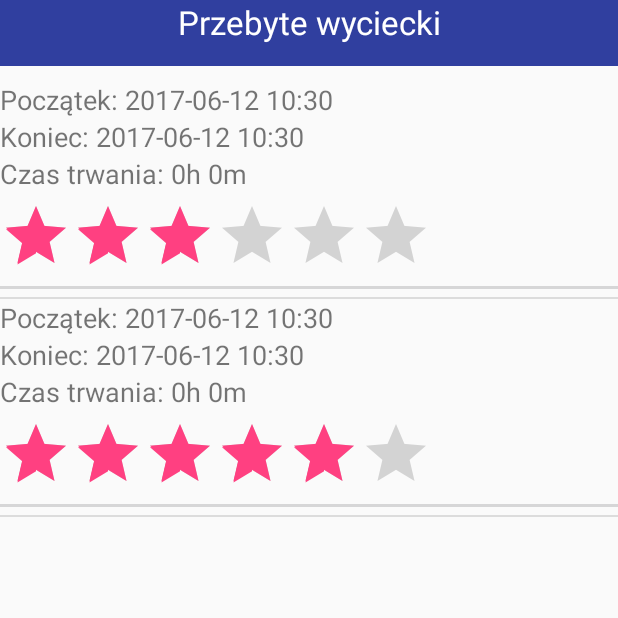
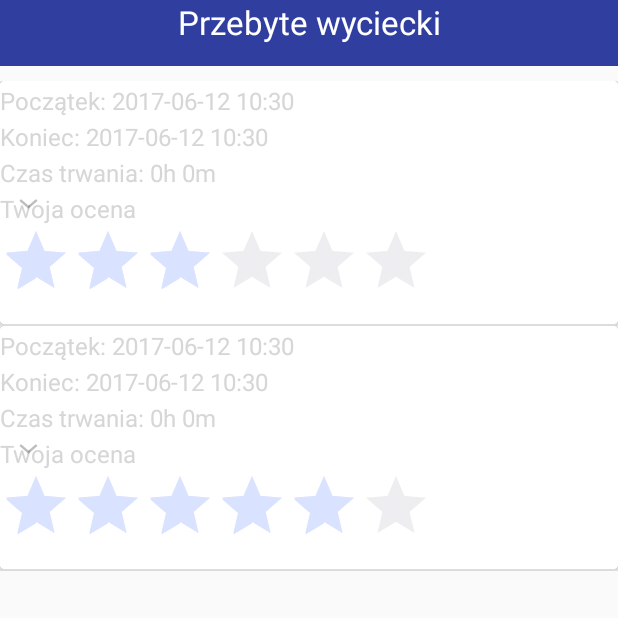
Before and after one commit to ZPI2017/FirstVersion2, an Android app: the TripHistoryActivity screen opened directly, with no data from a screen before it, on a phone screen of 412 x 824 dp, the top half of it. Run offline under Robolectric (Android 15) with nearby library versions, the phone set to English and light mode, and no system bars.

```diff
--- a/app/src/main/java/zpi/mazurek/tomasz/firstversion/TripHistoryActivity.java
+++ b/app/src/main/java/zpi/mazurek/tomasz/firstversion/TripHistoryActivity.java
@@ -3,6 +3,7 @@ package zpi.mazurek.tomasz.firstversion;
 
 import android.content.Context;
 import android.os.Bundle;
+import android.support.v7.app.ActionBar;
 import android.support.v7.app.AppCompatActivity;
 import android.view.LayoutInflater;
 import android.view.View;
@@ -10,16 +11,24 @@ import android.view.ViewGroup;
 import android.widget.AdapterView;
 import android.widget.AdapterView.OnItemClickListener;
 import android.widget.BaseAdapter;
+import android.widget.BaseExpandableListAdapter;
+import android.widget.ExpandableListAdapter;
+import android.widget.ExpandableListView;
 import android.widget.ListView;
 import android.widget.RatingBar;
 import android.widget.TextView;
 
+import java.util.ArrayList;
+
 import zpi.lyjak.anna.firstversion.R;
+import zpi.szymala.kasia.firstversion.Atrakcja;
 
 
-public class TripHistoryActivity extends AppCompatActivity implements OnItemClickListener {
+public class TripHistoryActivity extends AppCompatActivity {
 
     Trip[] trips;
+    private TripAdapter listAdapter;
+    private ExpandableListView lv;
 
     @Override
     protected void onCreate(Bundle savedInstanceState) {
@@ -36,9 +45,22 @@ public class TripHistoryActivity extends AppCompatActivity implements OnItemClic
         trips[1] = new Trip();
         trips[1].endTrip();
         trips[1].setRate(5);
+        trips[0].attractions.add(new Atrakcja("Hala Stulecia", "", ""));
+        trips[0].attractions.add(new Atrakcja("Zoo", "", ""));
+        trips[0].attractions.add(new Atrakcja("Stadion Olimpijski", "", ""));
 
-        ListView lv = (ListView) this.findViewById(R.id.tripHistoryList);
-        lv.setAdapter(new TripAdapter(this, trips));
+
+        lv = (ExpandableListView) this.findViewById(R.id.tripHistoryList);
+        listAdapter = new TripAdapter(getApplicationContext(), trips);
+
+        lv.setAdapter(listAdapter);
+
+        lv.setOnGroupClickListener(new ExpandableListView.OnGroupClickListener() {
+            @Override
+            public boolean onGroupClick(ExpandableListView expandableListView, View view, int i, long l) {
+                return false;
+            }
+        });
 
         TextView title = (TextView) this.findViewById(R.id.history_title);
         if(trips.length < 1)
@@ -48,14 +70,9 @@ public class TripHistoryActivity extends AppCompatActivity implements OnItemClic
 
     }
 
-
-    @Override
-    public void onItemClick(AdapterView<?> adapterView, View view, int i, long l) {
-
-    }
 }
 
-    class TripAdapter extends BaseAdapter {
+    class TripAdapter extends BaseExpandableListAdapter {
 
         private Context context;
         private Trip[] trips;
@@ -68,35 +85,83 @@ public class TripHistoryActivity extends AppCompatActivity implements OnItemClic
             inflater = LayoutInflater.from(context);
 
         }
+
+
         @Override
-        public int getCount() {
+        public int getGroupCount() {
             return trips.length;
         }
 
         @Override
-        public Trip getItem(int i) {
+        public int getChildrenCount(int i) {
+            return trips[i].getAttractions().size();
+        }
+
+        @Override
+        public Trip getGroup(int i) {
             return trips[i];
         }
 
         @Override
-        public long getItemId(int i) {
+        public Atrakcja getChild(int i, int i1) {
+            return trips[i].getAttractions().get(i1);
+        }
+
+        @Override
+        public long getGroupId(int i) {
             return i;
         }
 
         @Override
-        public View getView(int position, View convertView, ViewGroup parent) {
-            View tripRow = inflater.inflate(R.layout.trips_history_row, parent,false);
-            TextView duration = (TextView) tripRow.findViewById(R.id.trip_duration);
-            duration.setText("Czas trwania: " + getItem(position).getTripTimeAsString());
+        public long getChildId(int i, int i1) {
+            return i1;
+        }
 
-            TextView startDate = (TextView) tripRow.findViewById(R.id.start_date);
-            startDate.setText("Początek: " + getItem(position).getStartDate());
+        @Override
+        public boolean hasStableIds() {
+            return false    ;
+        }
 
-            TextView endDate = (TextView) tripRow.findViewById(R.id.end_date);
-            endDate.setText("Koniec: " + getItem(position).getEndDate());
+        @Override
+        public View getGroupView(final int position, final boolean isExpanded, View view, ViewGroup parent) {
 
-            RatingBar rating = (RatingBar) tripRow.findViewById(R.id.trip_rate);
-            rating.setRating(getItem(position).getRate());
-            return tripRow;
+
+            if (view == null) {
+                LayoutInflater inflater = (LayoutInflater)
+                        context.getSystemService(Context.LAYOUT_INFLATER_SERVICE);
+                view = inflater.inflate(R.layout.trips_history_row, parent,false);
+            }
+            TextView duration = (TextView) view.findViewById(R.id.trip_duration);
+            duration.setText("Czas trwania: " + getGroup(position).getTripTimeAsString());
+
+            TextView startDate = (TextView) view.findViewById(R.id.start_date);
+            startDate.setText("Początek: " + getGroup(position).getStartDate());
+
+            TextView endDate = (TextView) view.findViewById(R.id.end_date);
+            endDate.setText("Koniec: " + getGroup(position).getEndDate());
+
+            RatingBar rating = (RatingBar) view.findViewById(R.id.trip_rate);
+            rating.setRating(getGroup(position).getRate());
+            return view;
+        }
+
+        @Override
+        public View getChildView(int i, int i1, boolean b, View view, ViewGroup parent) {
+
+            if (view == null) {
+                LayoutInflater inflater = (LayoutInflater)
+                        context.getSystemService(Context.LAYOUT_INFLATER_SERVICE);
+                view = inflater.inflate(R.layout.attraction_row, parent,false);
+            }
+
+            TextView att = (TextView) view.findViewById(R.id.att_name);
+            att.setText(getChild(i, i1).getNazwa());
+
+            return view;
+        }
+
+        @Override
+        public boolean isChildSelectable(int i, int i1) {
+            return false;
         }
     }
--- /dev/null
+++ b/app/src/main/res/layout/attraction_row.xml
@@ -0,0 +1,17 @@
+<?xml version="1.0" encoding="utf-8"?>
+<LinearLayout xmlns:android="http://schemas.android.com/apk/res/android"
+    android:layout_width="match_parent"
+    android:layout_height="wrap_content"
+    android:orientation="vertical">
+
+    <TextView
+        android:id="@+id/att_name"
+        android:layout_width="300dp"
+        android:layout_height="wrap_content"
+        android:layout_marginLeft="50dp"
+        android:drawableLeft="@android:drawable/star_big_on"
+        android:gravity="center_vertical"
+        android:padding="5dp"
+        android:text="TextView"
+        android:textColor="@color/cast_expanded_controller_background_color" />
+</LinearLayout>
--- a/app/src/main/res/layout/fragment_trip_history.xml
+++ b/app/src/main/res/layout/fragment_trip_history.xml
@@ -16,7 +16,7 @@
         android:textColor="@color/cardview_light_background"
         android:textSize="22sp" />
 
-    <ListView
+    <ExpandableListView
         android:id="@+id/tripHistoryList"
         android:layout_width="match_parent"
         android:layout_height="match_parent"
--- a/app/src/main/res/layout/trips_history_row.xml
+++ b/app/src/main/res/layout/trips_history_row.xml
@@ -1,8 +1,28 @@
 <?xml version="1.0" encoding="utf-8"?>
 <RelativeLayout xmlns:android="http://schemas.android.com/apk/res/android"
     xmlns:app="http://schemas.android.com/apk/res-auto"
-    android:orientation="vertical" android:layout_width="match_parent"
-    android:layout_height="match_parent">
+    android:layout_width="match_parent"
+    android:layout_height="wrap_content"
+    android:animateLayoutChanges="true">
+
+    <android.support.v7.widget.CardView
+        android:layout_width="match_parent"
+        android:layout_height="wrap_content">
+
+        <RelativeLayout
+            android:layout_width="match_parent"
+            android:layout_height="match_parent"
+            android:background="@color/cardview_light_background">
+
+            <TextView
+                android:id="@+id/another_label"
+                android:layout_width="wrap_content"
+                android:layout_height="wrap_content"
+                android:layout_below="@+id/trip_duration"
+                android:layout_marginTop="2dp"
+                android:text="Twoja ocena"
+                android:textColor="@color/cast_intro_overlay_background_color"
+                android:textSize="16sp" />
 
             <TextView
                 android:id="@+id/trip_duration"
@@ -11,17 +31,21 @@
                 android:layout_alignParentLeft="true"
                 android:layout_alignParentStart="true"
                 android:layout_below="@+id/end_date"
-        android:textSize="18sp" />
+                android:layout_marginTop="2dp"
+                android:textColor="@color/cast_intro_overlay_background_color"
+                android:textSize="16sp" />
 
             <TextView
                 android:id="@+id/start_date"
                 android:layout_width="wrap_content"
                 android:layout_height="wrap_content"
+                android:layout_alignParentLeft="true"
+                android:layout_alignParentStart="true"
+                android:layout_alignParentTop="true"
+                android:layout_marginTop="2dp"
                 android:text="TextView"
-        android:textSize="18sp"
-        android:layout_alignParentTop="true"
-        android:layout_alignParentLeft="true"
-        android:layout_alignParentStart="true" />
+                android:textColor="@color/cast_intro_overlay_background_color"
+                android:textSize="16sp" />
 
             <TextView
                 android:id="@+id/end_date"
@@ -30,26 +54,33 @@
                 android:layout_below="@id/start_date"
                 android:layout_marginEnd="32dp"
                 android:layout_marginRight="32dp"
-        android:textSize="18sp" />
+                android:layout_marginTop="2dp"
+                android:textColor="@color/cast_intro_overlay_background_color"
+                android:textSize="16sp" />
 
             <RatingBar
                 android:id="@+id/trip_rate"
-        android:numStars="6"
-        android:stepSize="1"
                 android:layout_width="wrap_content"
                 android:layout_height="wrap_content"
                 android:layout_alignParentLeft="true"
                 android:layout_alignParentStart="true"
-        android:layout_below="@+id/trip_duration"
-        android:layout_marginTop="5dp" />
+                android:layout_below="@+id/another_label"
+                android:background="@android:color/transparent"
+                android:isIndicator="true"
+                android:numStars="6"
+                android:stepSize="1" />
 
             <ImageView
                 android:id="@+id/imageView"
                 android:layout_width="match_parent"
-        android:layout_height="2dp"
-        android:layout_below="@+id/trip_rate"
-        app:srcCompat="@color/cast_expanded_controller_ad_container_white_stripe_color"
+                android:layout_height="3dp"
                 android:layout_alignParentLeft="true"
                 android:layout_alignParentStart="true"
-        android:layout_marginBottom="5dp"/>
+                android:layout_below="@+id/trip_rate"
+                android:layout_marginBottom="5dp"
+                app:srcCompat="@color/cast_expanded_controller_ad_label_background_color" />
+
         </RelativeLayout>
+    </android.support.v7.widget.CardView>
+
+</RelativeLayout>
```
Lines whose indentation alone changed are shown as unchanged.
